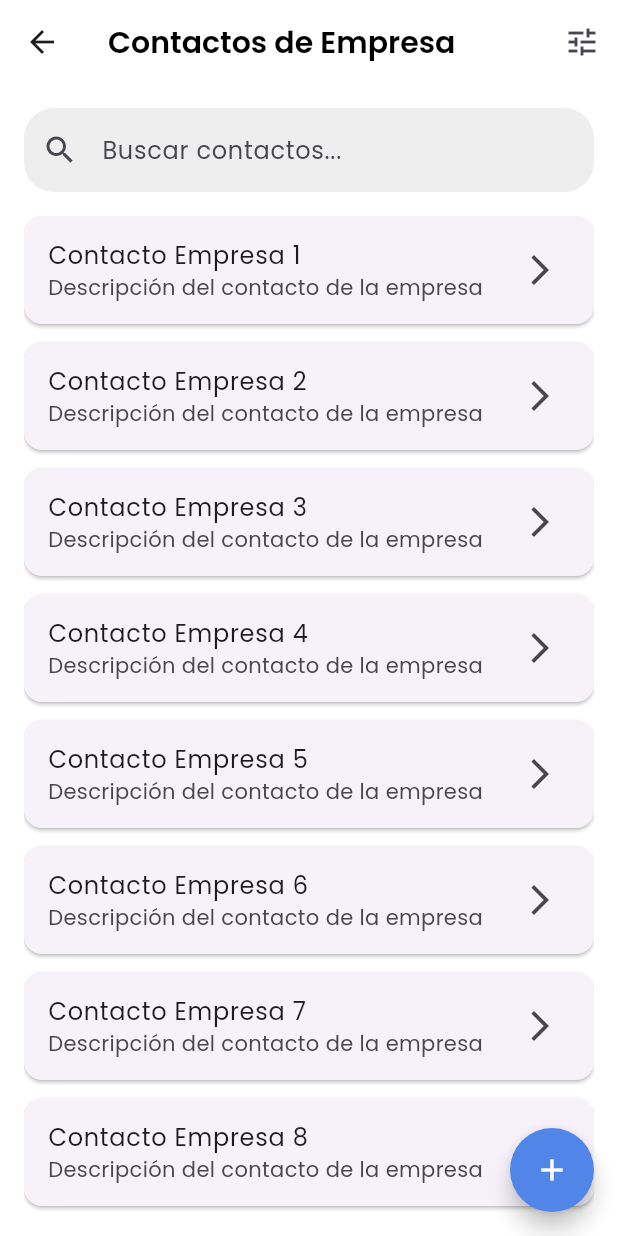
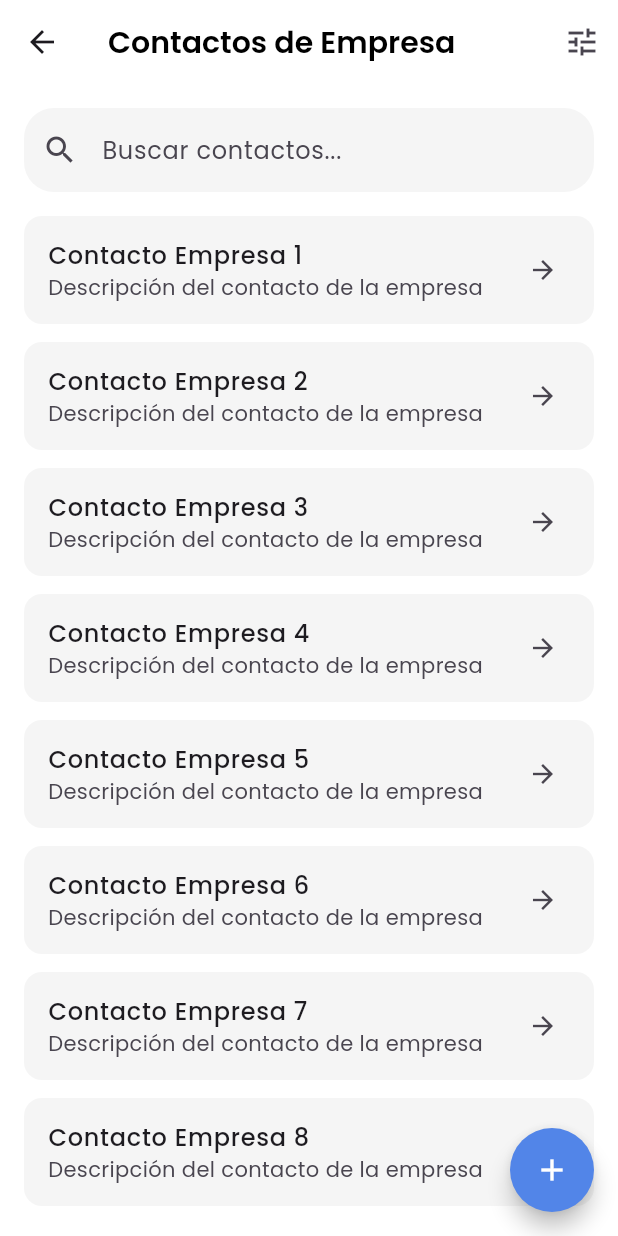
Before and after one commit to AlvaroAceval16/banco_de_proyectos, a Flutter app: the ResumenContactoEmpresaPage screen opened by its route, on a phone screen of 412 x 824 dp. Run offline on Flutter 3.47's test engine with Material 3 defaults, Android fonts, the phone set to English and light mode, and no system bars; our stand-ins replace google_fonts.

Commit message:
Actualizar estilos de fondo y texto en las páginas de InfoProyecto, VistaContactosEmpresa, VistaEmpresas y VistaProyectos para mejorar la coherencia visual.

```diff
--- a/lib/pages/info_proyecto.dart
+++ b/lib/pages/info_proyecto.dart
@@ -9,7 +9,7 @@ class InfoProyecto extends StatelessWidget {
         onPressed: () {
           // Acción para editar
         },
-        backgroundColor: Color(0xFF052659),
+        backgroundColor: Color (0xFF5285E8),
         child: Icon(Icons.edit, color: Colors.white),
       ),
       appBar: AppBar(
--- a/lib/pages/vista_contactos-empresa.dart
+++ b/lib/pages/vista_contactos-empresa.dart
@@ -119,7 +119,7 @@ class _ResumenContactoEmpresaPageState extends State<ResumenContactoEmpresaPage>
                   hintText: 'Buscar contactos...',
                   prefixIcon: const Icon(Icons.search),
                   filled: true,
-                  fillColor: Colors.grey.shade200,
+                  fillColor: Theme.of(context).cardColor,
                   border: OutlineInputBorder(
                     borderRadius: BorderRadius.circular(20),
                     borderSide: BorderSide.none,
@@ -133,14 +133,20 @@ class _ResumenContactoEmpresaPageState extends State<ResumenContactoEmpresaPage>
                   itemBuilder: (context, index) {
                     final contacto = contactosFiltrados[index];
                     return Card(
+                      color: Theme.of(context).cardColor,
+                      elevation: 0,
                       shape: RoundedRectangleBorder(
-                        borderRadius: BorderRadius.circular(12),
-                      ),
+                        borderRadius: BorderRadius.circular(12),                      ),
                       margin: const EdgeInsets.only(bottom: 12),
                       child: ListTile(
-                        title: Text(contacto['nombre']!),
+                        title: Text(contacto['nombre']!,
+                        style: const TextStyle(
+                          fontFamily: 'Poppins',
+                          fontWeight: FontWeight.w500, // Semibold
+                          fontSize: 16,
+                        ),),
                         subtitle: Text(contacto['descripcion']!),
-                        trailing: const Icon(Icons.arrow_forward_ios),
+                        trailing: const Icon(Icons.arrow_forward, size: 20),
                         onTap: () => Navigator.pushNamed(context, '/info_contacto_empresa'),
                       ),
                     );
```
Also changed, not shown: lib/pages/vista_empresas.dart (+10 -3 lines), lib/pages/vista_proyectos.dart (+8 -3 lines).
